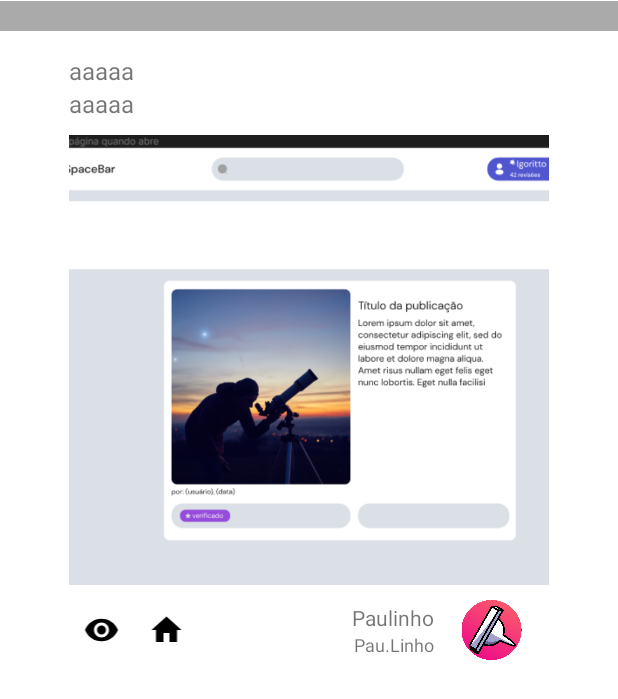
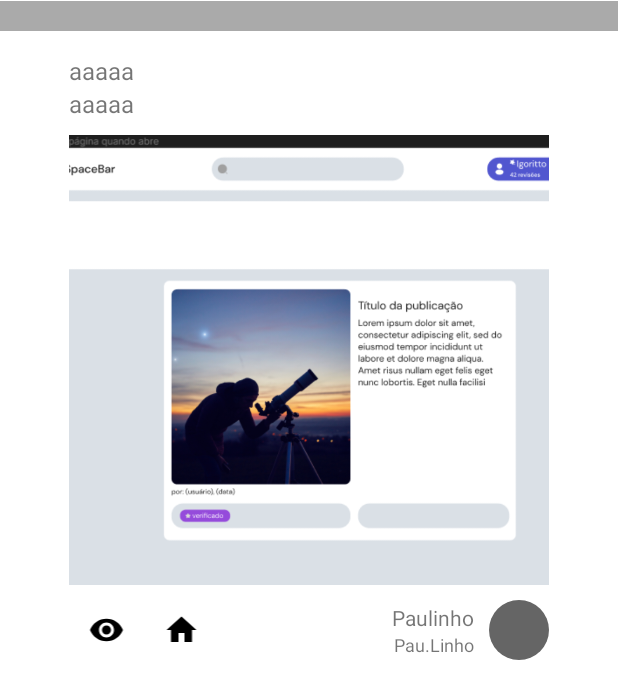
Before and after one commit to suriiipingu/prjSpaceBarMobileTCC, an Android app: the layout item_list.xml on its own in the app's theme, with its tools: preview values and no code run, on a phone screen of 412 x 824 dp. Shown: the top 699 px of the screen. Run offline under Robolectric (Android 15) with nearby library versions, the phone set to English and light mode, and no system bars.

Commit message:
bola redonda icon

```diff
--- a/app/src/main/java/com/example/spacebar/ListaAdapter.java
+++ b/app/src/main/java/com/example/spacebar/ListaAdapter.java
@@ -58,6 +58,7 @@
         holder.login.setText(item.getLogin());
         Glide.with(context) // Use o contexto fornecido no construtor
                 .load(item.getIconImagem())
+                .circleCrop()
                 .into(holder.iconImagem); // Acesse o iconImagem através do objeto holder
 
     }
--- /dev/null
+++ b/app/src/main/res/drawable/round_background.xml
@@ -0,0 +1,5 @@
+<?xml version="1.0" encoding="utf-8"?>
+<shape xmlns:android="http://schemas.android.com/apk/res/android">
+    <solid android:color="#656565" />
+    <corners android:radius="1000dp" />
+</shape>
--- a/app/src/main/res/layout/item_list.xml
+++ b/app/src/main/res/layout/item_list.xml
@@ -117,10 +117,10 @@
 
             <ImageView
                 android:id="@+id/imgUsuario"
-                android:layout_width="0dp"
+                android:layout_width="40dp"
                 android:layout_height="40dp"
-                android:layout_weight="1"
-                app:srcCompat="@drawable/icon" />
+                android:layout_marginLeft="10dp"
+                android:background="@drawable/round_background" />
 
         </LinearLayout>
 
```
